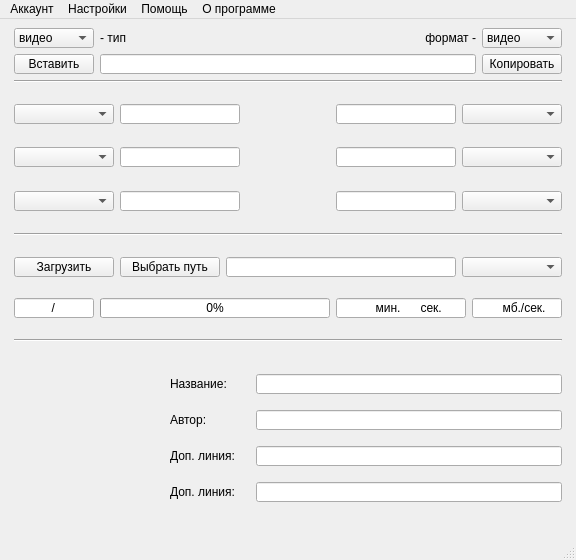
The window that design_cool_rework.ui (AlekseevValeriy/YouTube-video-downloader) describes before a commit, drawn with Qt 5.
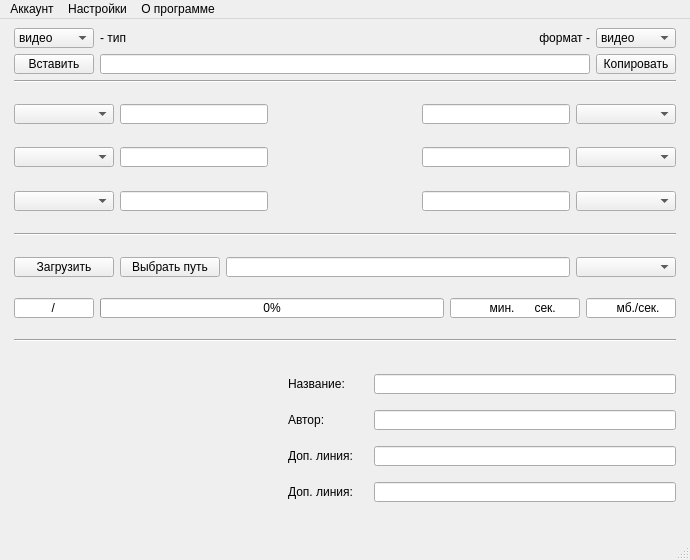
The same window after the commit. Icons and pictures are not drawn.

Diff of the .ui file:
```diff
--- a/design_cool_rework.ui
+++ b/design_cool_rework.ui
@@ -6,7 +6,7 @@
    <rect>
     <x>0</x>
     <y>0</y>
-    <width>576</width>
+    <width>690</width>
     <height>560</height>
    </rect>
   </property>
@@ -1128,7 +1128,7 @@
          <widget class="QLabel" name="image_label">
           <property name="minimumSize">
            <size>
-            <width>150</width>
+            <width>268</width>
             <height>150</height>
            </size>
           </property>
@@ -1403,7 +1403,7 @@
     <rect>
      <x>0</x>
      <y>0</y>
-     <width>576</width>
+     <width>690</width>
      <height>21</height>
     </rect>
    </property>
@@ -1414,12 +1414,9 @@
     <addaction name="action"/>
     <addaction name="action_2"/>
     <addaction name="separator"/>
-    <addaction name="action_4"/>
-   </widget>
-   <widget class="QMenu" name="menu_help">
-    <property name="title">
-     <string>Помощь</string>
-    </property>
+    <addaction name="open_history"/>
+    <addaction name="clear_history"/>
+    <addaction name="save_in_txt"/>
    </widget>
    <widget class="QMenu" name="menu_settings">
     <property name="title">
@@ -1433,7 +1430,6 @@
    </widget>
    <addaction name="menu_account"/>
    <addaction name="menu_settings"/>
-   <addaction name="menu_help"/>
    <addaction name="menu_about_program"/>
   </widget>
   <action name="action">
```
Left out of the diff: 85 changed lines with no effect on the pictures.
